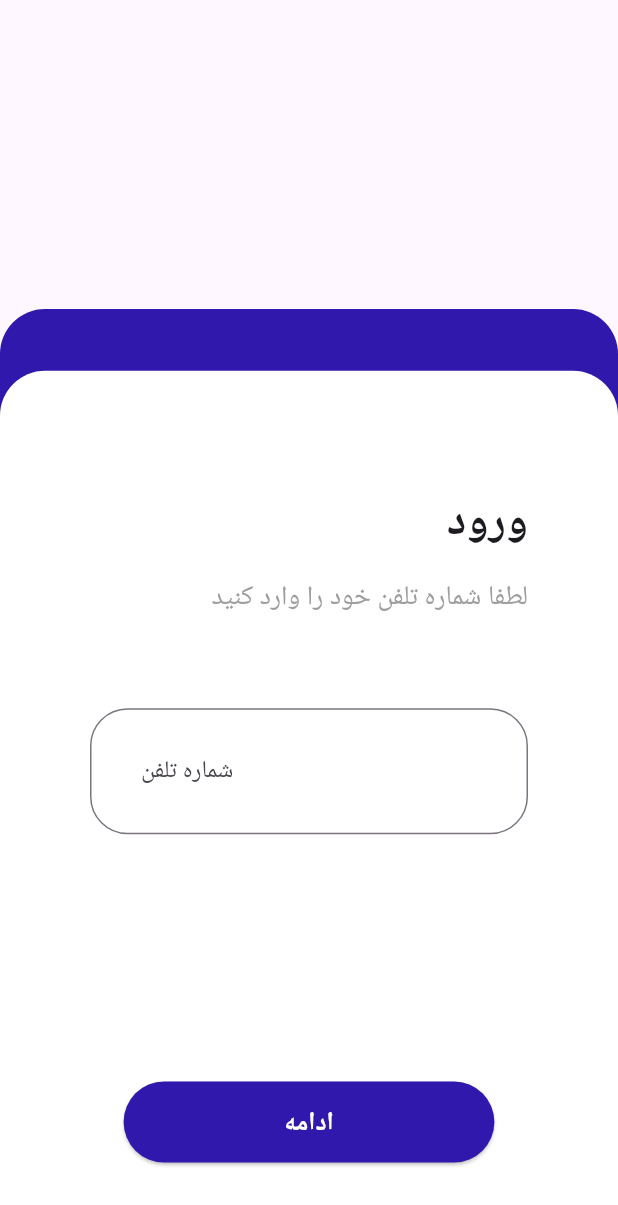
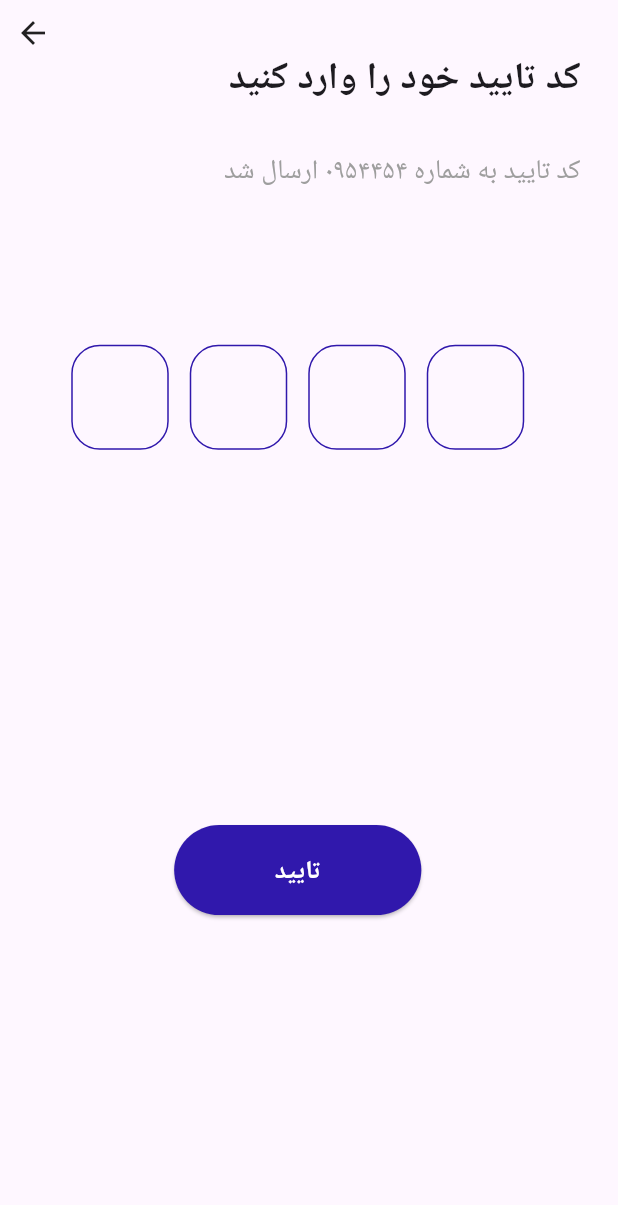
Before and after one commit to avafrzmhr/Food_Delivery, a Flutter app: the screen it shows after launch, on a phone screen of 412 x 824 dp. Shown: the top 1205 px of the screen. Run offline on Flutter 3.47's test engine with Material 3 defaults, Android fonts, the phone set to English and light mode, and no system bars; drawn by our look-alikes of pinput.

Commit message:
verify otp ui

```diff
--- a/lib/main.dart
+++ b/lib/main.dart
@@ -1,5 +1,6 @@
 import 'package:flutter/material.dart';
 import 'package:food_delivery/views/login/get_mobile/get_mobile_screen.dart';
+import 'package:food_delivery/views/login/verify_otp/verify_otp_screen.dart';
 
 void main() {
   runApp(const MyApp());
@@ -10,12 +11,13 @@ class MyApp extends StatelessWidget {
   @override
   Widget build(BuildContext context) {
     return MaterialApp(
+      debugShowCheckedModeBanner: false,
       title: 'Flutter Demo',
       theme: ThemeData(
         colorScheme: ColorScheme.fromSeed(seedColor: Colors.deepPurple),
         useMaterial3: true,
       ),
-      home: const GetMobileScreen(),
+      home: const VerifyOTPScreen(),
     );
   }
 }
--- a/lib/views/login/get_mobile/get_mobile_screen.dart
+++ b/lib/views/login/get_mobile/get_mobile_screen.dart
@@ -91,10 +91,12 @@ class _GetMobileScreenState extends State<GetMobileScreen> {
                           Center(
                             child: SizedBox(
                               width: constraints.maxHeight * 0.3,
+                              height: 55,
                               child: ElevatedButton(
                                 onPressed: () {},
                                 style: ElevatedButton.styleFrom(
-                                  padding: const EdgeInsets.symmetric(vertical: 15),
+                                  padding:
+                                      const EdgeInsets.symmetric(vertical: 15),
                                   backgroundColor:
                                       const Color.fromARGB(255, 48, 24, 172),
                                 ),
--- /dev/null
+++ b/lib/views/login/verify_otp/verify_otp_screen.dart
@@ -0,0 +1,121 @@
+import 'package:flutter/material.dart';
+import 'package:pinput/pinput.dart';
+
+class VerifyOTPScreen extends StatefulWidget {
+  const VerifyOTPScreen({super.key});
+
+  @override
+  State<VerifyOTPScreen> createState() => _VerifyOTPScreenState();
+}
+
+class _VerifyOTPScreenState extends State<VerifyOTPScreen> {
+  final pinController = TextEditingController();
+  final focusNode = FocusNode();
+  @override
+  Widget build(BuildContext context) {
+    return LayoutBuilder(builder: (context, constraints) {
+      return Scaffold(
+        body: Padding(
+          padding: const EdgeInsets.only(top: 10, right: 25, left: 10),
+          child: Column(
+            crossAxisAlignment: CrossAxisAlignment.start,
+            children: [
+              const Icon(Icons.arrow_back),
+              Container(
+                alignment: AlignmentDirectional.topEnd,
+                child: const Text(
+                  textDirection: TextDirection.rtl,
+                  'کد تایید خود را وارد کنید',
+                  style: TextStyle(
+                    fontWeight: FontWeight.bold,
+                    fontSize: 25,
+                  ),
+                ),
+              ),
+              const SizedBox(
+                height: 30,
+              ),
+              Container(
+                alignment: AlignmentDirectional.topEnd,
+                child: const Text(
+                  'کد تایید به شماره ۰۹۵۴۴۵۴ ارسال شد',
+                  style: TextStyle(
+                    fontSize: 18,
+                    color: Colors.grey,
+                  ),
+                ),
+              ),
+              SizedBox(
+                height: constraints.maxHeight * 0.12,
+              ),
+              Center(
+                child: Pinput(
+                  defaultPinTheme: PinTheme(
+                    margin: const EdgeInsets.all(3),
+                    width: 65,
+                    height: 70,
+                    textStyle: const TextStyle(
+                      fontSize: 22,
+                      color: Color.fromRGBO(30, 60, 87, 1),
+                    ),
+                    decoration: BoxDecoration(
+                      borderRadius: BorderRadius.circular(19),
+                      border:
+                          Border.all(color: Color.fromARGB(255, 48, 24, 172)),
+                    ),
+                  ),
+                  controller: pinController,
+                  focusNode: focusNode,
+                  androidSmsAutofillMethod:
+                      AndroidSmsAutofillMethod.smsUserConsentApi,
+                  listenForMultipleSmsOnAndroid: true,
+                  hapticFeedbackType: HapticFeedbackType.lightImpact,
+                  onCompleted: (String verificationCode) {
+                    // debugPrint('onCompleted: $pin');
+                  },
+                  onChanged: (code) {
+                    // debugPrint('onChanged: $value');
+                  },
+                  cursor: Column(
+                    mainAxisAlignment: MainAxisAlignment.end,
+                    children: [
+                      Container(
+                        margin: const EdgeInsets.only(bottom: 9),
+                        width: 22,
+                        height: 1,
+                        color: const Color.fromARGB(255, 48, 24, 172),
+                      ),
+                    ],
+                  ),
+                ),
+              ),
+              SizedBox(
+                height: constraints.maxHeight * 0.3,
+              ),
+              Center(
+                child: SizedBox(
+                  width: constraints.maxWidth * 0.4,
+                  height: 60,
+                  child: ElevatedButton(
+                    onPressed: () {},
+                    style: ElevatedButton.styleFrom(
+                      padding: const EdgeInsets.symmetric(vertical: 15),
+                      backgroundColor: const Color.fromARGB(255, 48, 24, 172),
+                    ),
+                    child: const Text(
+                      'تایید',
+                      style: TextStyle(
+                          color: Colors.white,
+                          fontWeight: FontWeight.bold,
+                          fontSize: 17),
+                    ),
+                  ),
+                ),
+              )
+            ],
+          ),
+        ),
+      );
+    });
+  }
+}
--- a/pubspec.yaml
+++ b/pubspec.yaml
@@ -35,6 +35,7 @@ dependencies:
   # The following adds the Cupertino Icons font to your application.
   # Use with the CupertinoIcons class for iOS style icons.
   cupertino_icons: ^1.0.6
+  pinput: ^4.0.0
 
 dev_dependencies:
   flutter_test:
```
Also changed, not shown: pubspec.lock, 5 other files.
